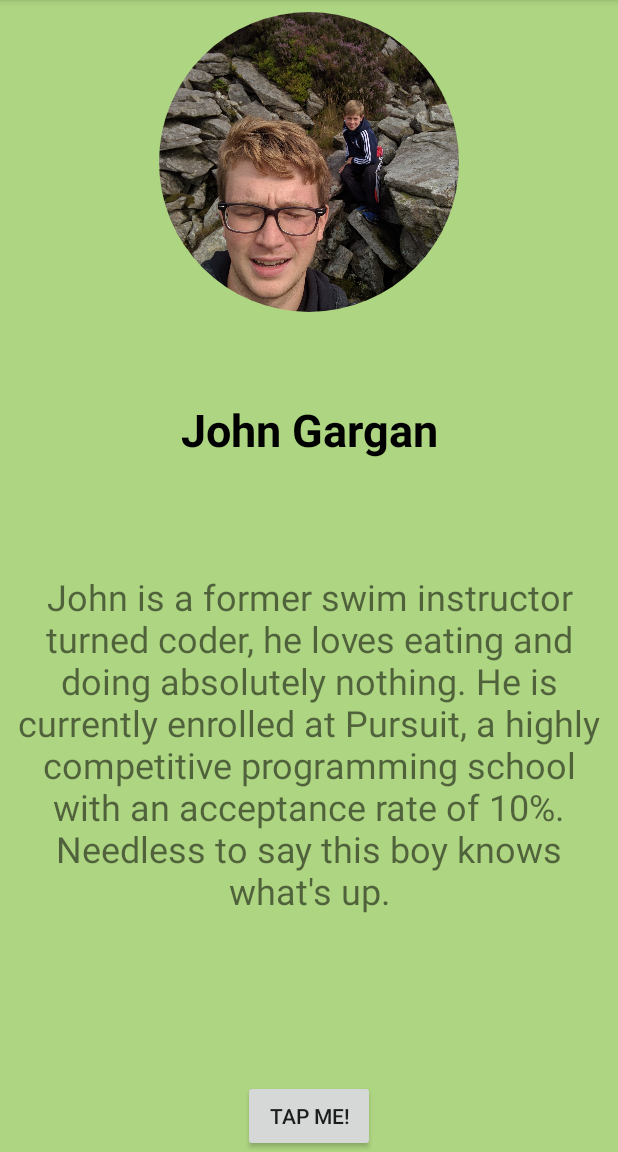
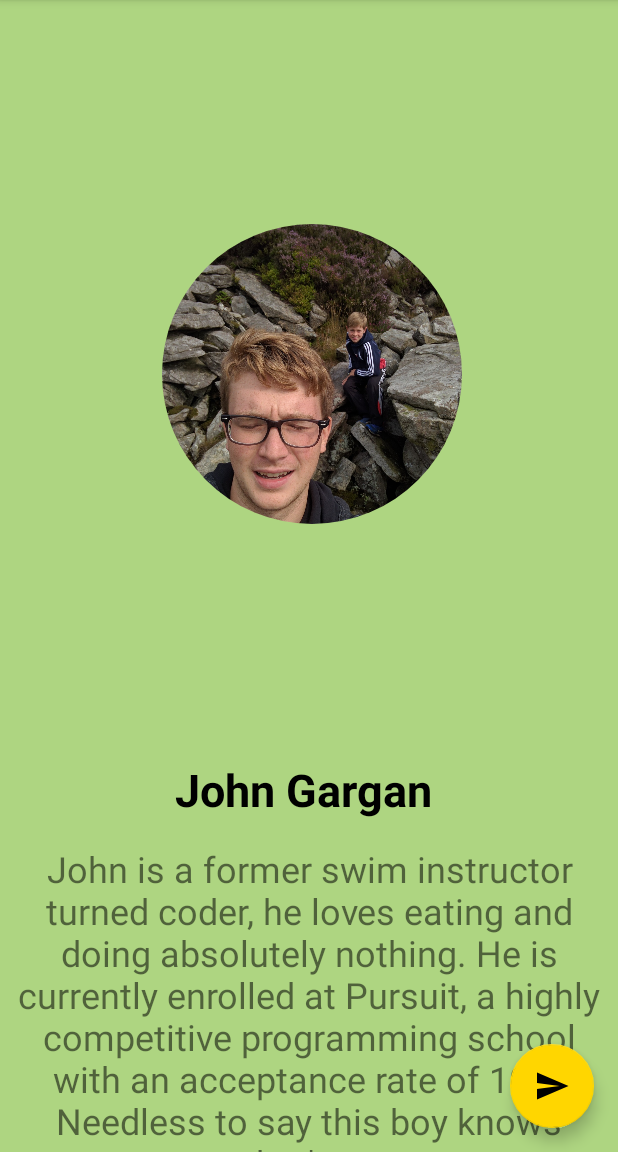
Before and after one commit to kelveenfabian/Group_portfolio, an Android app: the JohnActivity screen opened directly, with no data from a screen before it, in the options menu, after a tap on "Project 1", on a phone screen of 412 x 824 dp, the part 84-1236 px from its top. Run offline under Robolectric (Android 15) with nearby library versions, the phone set to English and light mode, and no system bars; our stand-ins replace CircleImageView.

Commit message:
Added Fab

```diff
--- a/app/src/main/java/org/pursuit/Group_portfolio_HW_TEAM_THE_TRIPLE_THREAT/JohnActivity.java
+++ b/app/src/main/java/org/pursuit/Group_portfolio_HW_TEAM_THE_TRIPLE_THREAT/JohnActivity.java
@@ -4,6 +4,7 @@ import android.content.Intent;
 import android.media.MediaPlayer;
 import android.net.Uri;
 import android.os.Bundle;
+import android.support.design.widget.FloatingActionButton;
 import android.support.v7.app.AppCompatActivity;
 import android.view.Menu;
 import android.view.MenuItem;
@@ -15,6 +16,7 @@ import android.widget.Button;
 
 
 public class JohnActivity extends AppCompatActivity {
+    private FloatingActionButton fab;
     private TextView textView;
     private ImageView imgView;
     private ScrollView scrollView;
@@ -27,11 +29,20 @@ public class JohnActivity extends AppCompatActivity {
         setContentView(R.layout.activity_john);
         scrollView = findViewById(R.id.john_scrollview);
         imgView = findViewById(R.id.john_img);
-        troll = findViewById(R.id.john_cool_btn);
-        troll.setOnClickListener(new View.OnClickListener() {
+//        troll = findViewById(R.id.john_cool_btn);
+//        troll.setOnClickListener(new View.OnClickListener() {
+//            @Override
+//            public void onClick(View view) {
+//                neverGonnaGiveYouUp();
+//            }
+//        });
+
+
+        fab = findViewById(R.id.john_fab);
+        fab.setOnClickListener(new View.OnClickListener() {
             @Override
-            public void onClick(View view) {
-                neverGonnaGiveYouUp();
+            public void onClick(View v) {
+               neverGonnaGiveYouUp();
             }
         });
     }
--- a/app/src/main/res/layout/activity_john.xml
+++ b/app/src/main/res/layout/activity_john.xml
@@ -9,37 +9,36 @@
 
     <de.hdodenhof.circleimageview.CircleImageView xmlns:app="http://schemas.android.com/apk/res-auto"
         android:id="@+id/john_img"
+        style="@style/bio_image"
+        android:layout_marginTop="-8dp"
+        android:contentDescription="@string/john_img_desc"
         android:src="@drawable/john_img"
-        android:contentDescription="@string/john_img_desc"
         app:civ_border_width="0dp"
+        app:layout_constraintBottom_toTopOf="@+id/textView2"
         app:layout_constraintEnd_toEndOf="parent"
+        app:layout_constraintHorizontal_bias="0.51"
         app:layout_constraintStart_toStartOf="parent"
-        app:layout_constraintTop_toTopOf="parent"
-        style="@style/bio_image" />
+        app:layout_constraintTop_toTopOf="parent" />
 
     <TextView
         android:id="@+id/textView2"
         style="@style/bio_name_text"
-        android:layout_marginBottom="8dp"
+        android:layout_marginEnd="8dp"
         android:text="@string/john_gargan_textname"
         app:layout_constraintBottom_toTopOf="@+id/john_scrollview"
         app:layout_constraintEnd_toEndOf="parent"
-        app:layout_constraintStart_toStartOf="parent"
-        app:layout_constraintTop_toBottomOf="@id/john_img" />
+        app:layout_constraintStart_toStartOf="parent" />
 
     <ScrollView
         android:id="@+id/john_scrollview"
         android:layout_width="match_parent"
-        android:layout_height="wrap_content"
-        android:layout_marginTop="8dp"
+        android:layout_height="213dp"
         app:layout_constraintBottom_toBottomOf="parent"
         app:layout_constraintEnd_toEndOf="parent"
         app:layout_constraintHorizontal_bias="0.0"
         app:layout_constraintLeft_toLeftOf="parent"
         app:layout_constraintRight_toRightOf="parent"
-        app:layout_constraintStart_toStartOf="parent"
-        app:layout_constraintTop_toBottomOf="@id/textView2"
-        app:layout_constraintVertical_bias="0.0">
+        app:layout_constraintStart_toStartOf="parent">
 
         <TextView
             android:id="@+id/bio_text"
@@ -56,16 +55,14 @@
 
     </ScrollView>
 
-    <Button
-        android:id="@+id/john_cool_btn"
+    <android.support.design.widget.FloatingActionButton
+        android:id="@+id/john_fab"
+        android:src="@drawable/ic_menu_send"
         android:layout_width="wrap_content"
         android:layout_height="wrap_content"
-        android:layout_marginStart="8dp"
-        android:layout_marginEnd="8dp"
-        android:text="@string/john_cool_button"
+        android:layout_margin="16dp"
         app:layout_constraintBottom_toBottomOf="parent"
-        app:layout_constraintEnd_toEndOf="parent"
-        app:layout_constraintStart_toStartOf="parent" />
+        app:layout_constraintRight_toRightOf="parent"/>
 
 
 </android.support.constraint.ConstraintLayout>
```
